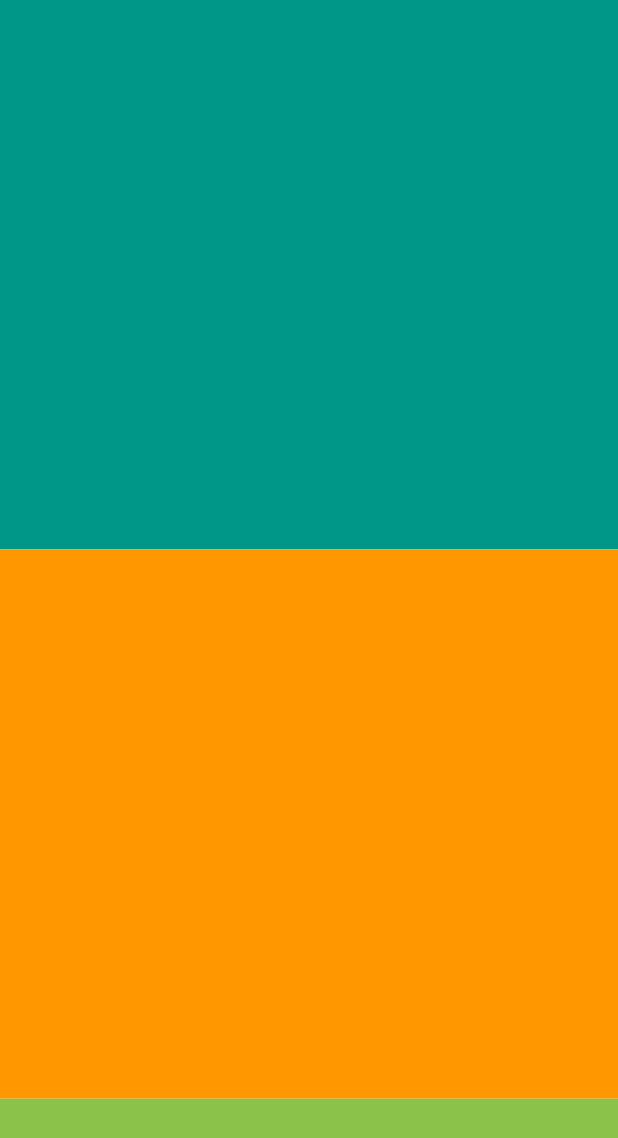
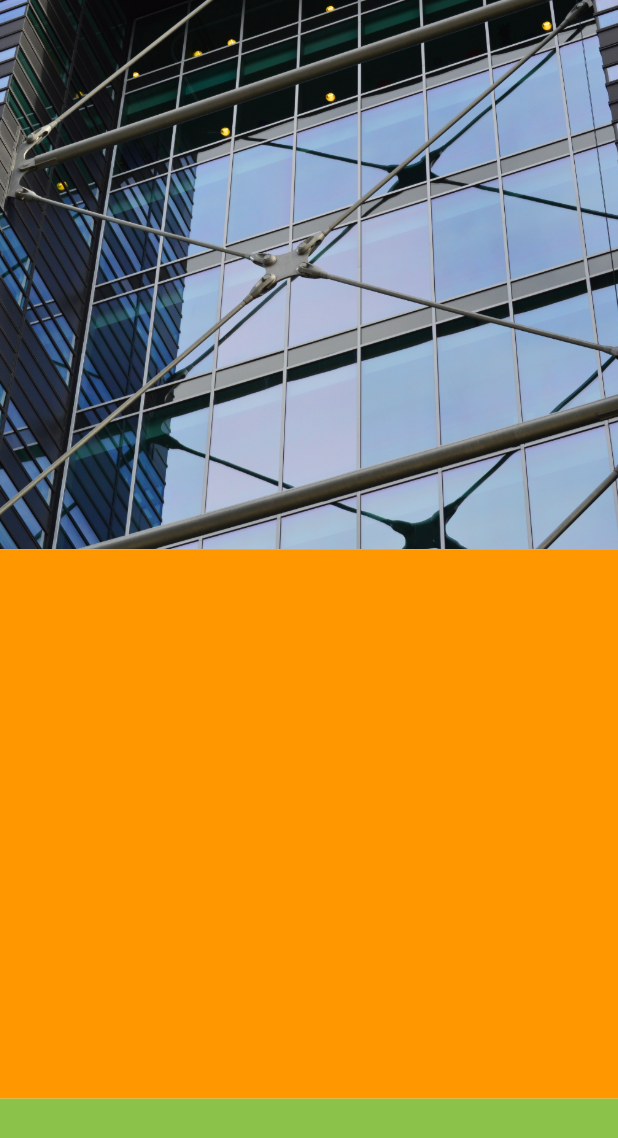
Before and after one commit to luccasFelippeOliveira/mostra, a Flutter app: the screen it shows after launch, on a phone screen of 412 x 824 dp. Shown: the top 1138 px of the screen. Run offline on Flutter 3.47's test engine with Material 2 defaults, Android fonts, the phone set to English and light mode, and no system bars.

```diff
--- a/lib/main.dart
+++ b/lib/main.dart
@@ -12,7 +12,9 @@ class ArthenaApp extends StatelessWidget {
       theme: new ThemeData(
         primarySwatch: Colors.blue,
       ),
-      home: LoginPage(),
+      home: SafeArea(
+        child: LoginPage(),
+      )
     );
   }
 }
--- a/lib/pages/login_page.dart
+++ b/lib/pages/login_page.dart
@@ -6,6 +6,9 @@ class LoginPage extends StatelessWidget {
   Widget _buildTopImage() {
     return Container(
       color: Colors.teal,
+      child: Image.asset('assets/images/background_arthena.png',
+      fit: BoxFit.fitHeight,
+      ),
     );
   }
 
--- a/pubspec.yaml
+++ b/pubspec.yaml
@@ -37,9 +37,8 @@ flutter:
   uses-material-design: true
 
   # To add assets to your application, add an assets section, like this:
-  # assets:
-  #  - images/a_dot_burr.jpeg
-  #  - images/a_dot_ham.jpeg
+  assets:
+   - assets/images/background_arthena.png
 
   # An image asset can refer to one or more resolution-specific "variants", see
   # https://flutter.io/assets-and-images/#resolution-aware.
```
Also changed, not shown: assets/images/background_arthena.png (added).
